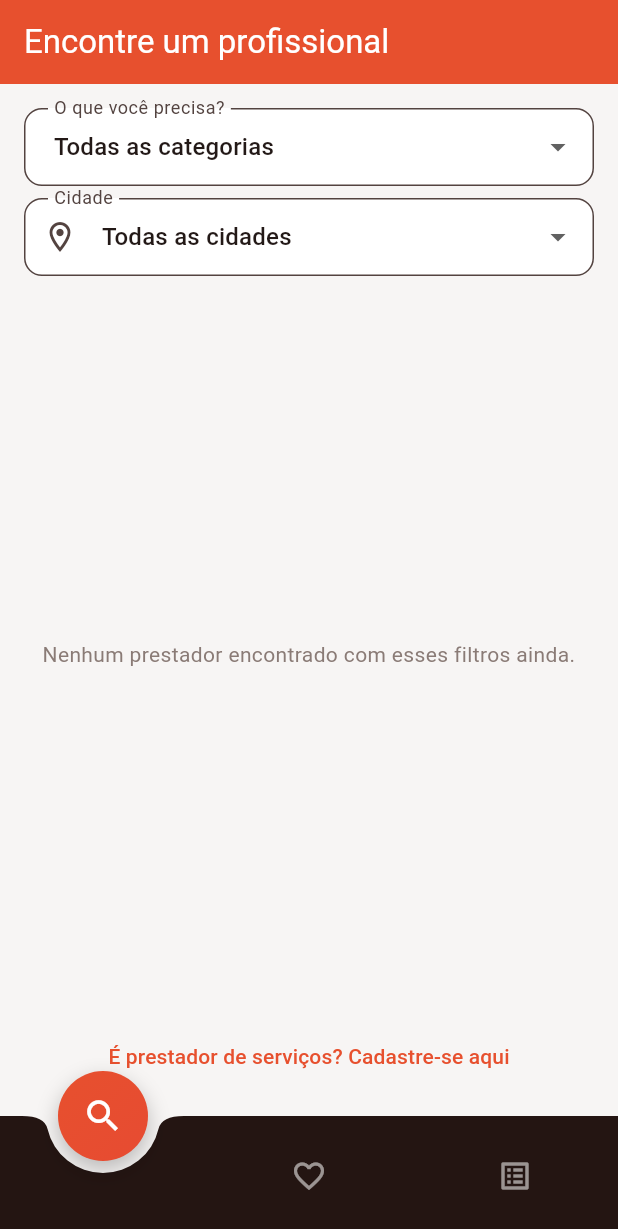
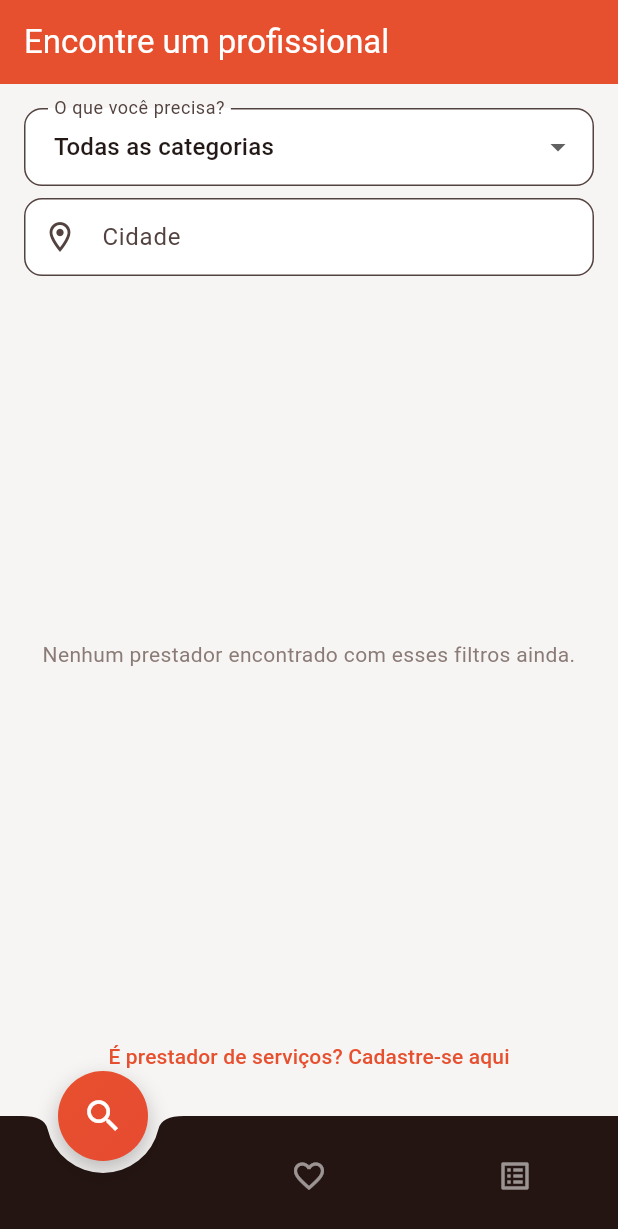
Before and after one commit to franckmedeiros/appPrestadorAki, a Flutter app: the screen it shows after launch, on a phone screen of 412 x 824 dp. Shown: the top 1229 px of the screen. Run offline on Flutter 3.47's test engine with Material 3 defaults, Android fonts, the phone set to English and light mode, and no system bars; our stand-ins replace cloud_firestore, firebase_auth, firebase_core, flutter_secure_storage, go_router, local_auth; accounts and stored records are empty.

Commit message:
Troca dropdown de cidade por autocomplete (filtra conforme digita, tipo iFood)

```diff
--- a/lib/features/marketplace/client_home_screen.dart
+++ b/lib/features/marketplace/client_home_screen.dart
@@ -50,6 +50,19 @@ class _ClientHomeScreenState extends State<ClientHomeScreen> {
 
   void _runSearch() => setState(() => _future = _search());
 
+  // Remove acentos pra comparar digitação com o nome da cidade sem exigir
+  // que o usuário digite certinho (ex.: "sertaozi" ou "Sertãozi" acham
+  // "Sertãozinho" do mesmo jeito).
+  static const _accented = 'áàâãäéèêëíìîïóòôõöúùûüçÁÀÂÃÄÉÈÊËÍÌÎÏÓÒÔÕÖÚÙÛÜÇ';
+  static const _plain = 'aaaaaeeeeiiiiooooouuuucAAAAAEEEEIIIIOOOOOUUUUC';
+  String _normalize(String value) {
+    var result = value.toLowerCase();
+    for (var i = 0; i < _accented.length; i++) {
+      result = result.replaceAll(_accented[i].toLowerCase(), _plain[i].toLowerCase());
+    }
+    return result;
+  }
+
   @override
   Widget build(BuildContext context) {
     return Scaffold(
@@ -75,19 +88,41 @@ class _ClientHomeScreenState extends State<ClientHomeScreen> {
                   },
                 ),
                 const SizedBox(height: 8),
-                DropdownButtonFormField<String?>(
-                  initialValue: _city,
-                  decoration: const InputDecoration(
-                    labelText: 'Cidade',
-                    prefixIcon: Icon(Icons.location_on_outlined),
-                  ),
-                  items: [
-                    const DropdownMenuItem<String?>(value: null, child: Text('Todas as cidades')),
-                    ..._cities.map((c) => DropdownMenuItem(value: c, child: Text(c))),
-                  ],
-                  onChanged: (value) {
-                    setState(() => _city = value);
+                // Autocomplete em vez de dropdown — igual o campo de
+                // cidade do iFood: vai filtrando a lista conforme digita,
+                // em vez de abrir tudo pra rolar. Continua escolhendo de
+                // uma lista (nunca digita livre), então a busca exata do
+                // Firestore continua batendo certinho.
+                Autocomplete<String>(
+                  initialValue: TextEditingValue(text: _city ?? ''),
+                  optionsBuilder: (value) {
+                    final query = _normalize(value.text);
+                    if (query.isEmpty) return _cities;
+                    return _cities.where((c) => _normalize(c).contains(query));
+                  },
+                  onSelected: (city) {
+                    setState(() => _city = city);
                     _runSearch();
+                  },
+                  fieldViewBuilder: (context, controller, focusNode, onFieldSubmitted) {
+                    return TextField(
+                      controller: controller,
+                      focusNode: focusNode,
+                      decoration: const InputDecoration(
+                        labelText: 'Cidade',
+                        hintText: 'Todas as cidades',
+                        prefixIcon: Icon(Icons.location_on_outlined),
+                      ),
+                      onSubmitted: (_) => onFieldSubmitted(),
+                      onChanged: (text) {
+                        // Limpou o campo à mão (sem escolher uma opção da
+                        // lista) — volta a buscar em todas as cidades.
+                        if (text.isEmpty && _city != null) {
+                          setState(() => _city = null);
+                          _runSearch();
+                        }
+                      },
+                    );
                   },
                 ),
               ],
```
